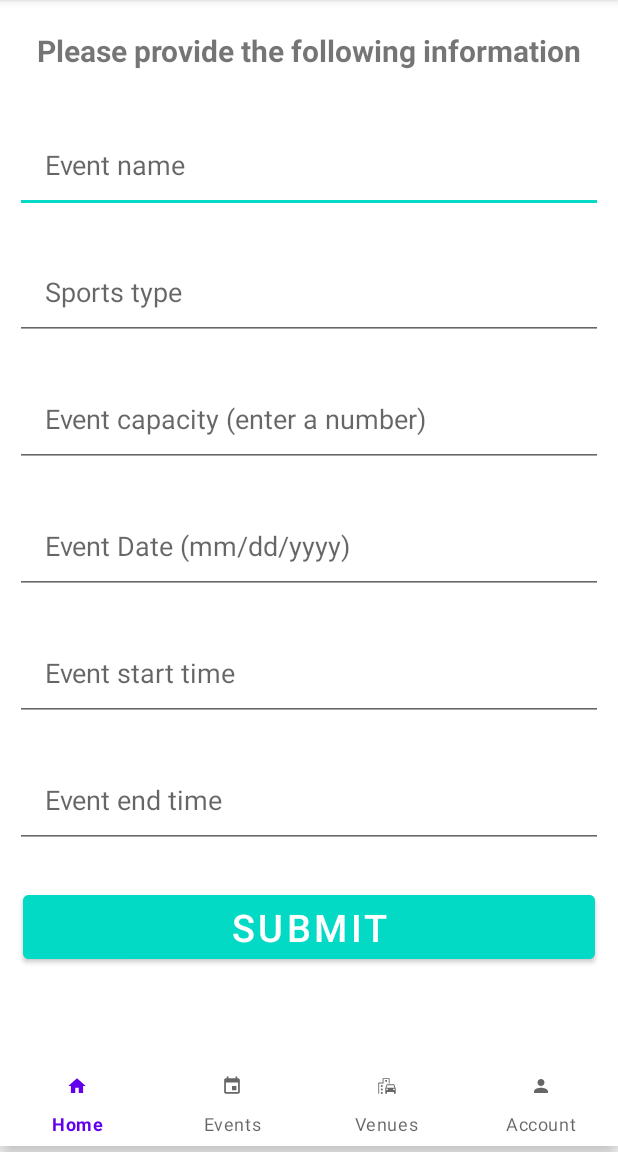
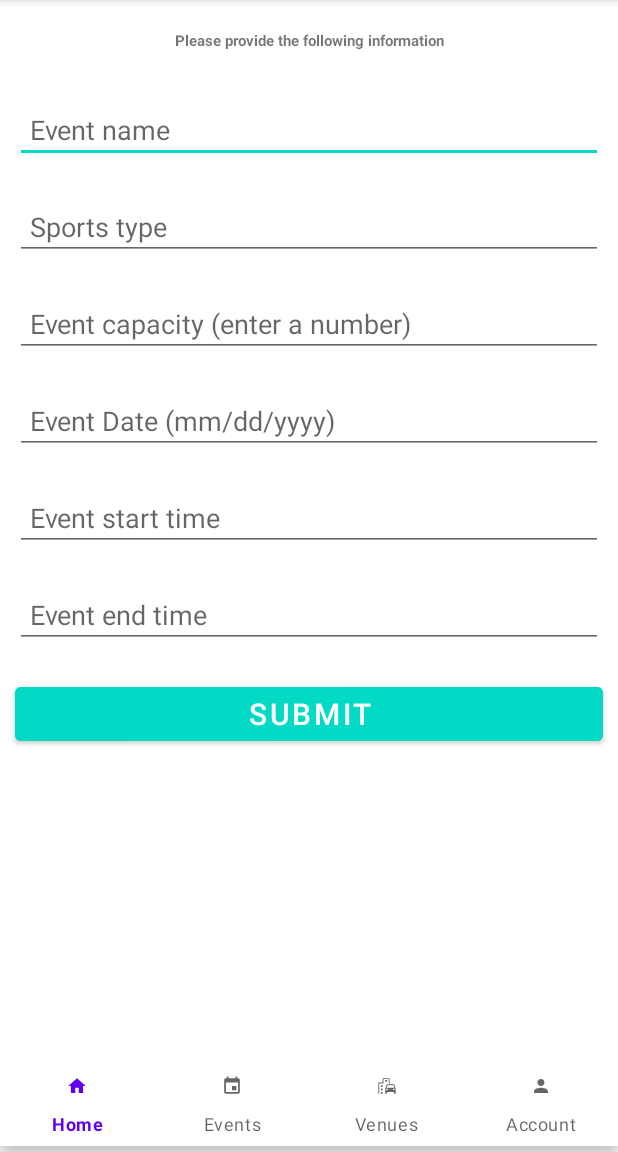
Before and after one commit to Jain-m3392/b07project, an Android app: the customerScheduleEvent screen opened directly, with no data from a screen before it, on a phone screen of 412 x 824 dp, the part 84-1236 px from its top. Run offline under Robolectric (Android 15) with nearby library versions, the phone set to English and light mode, and no system bars; our stand-ins replace Firebase (no records; nobody signed in at launch, a user with empty details on screens opened directly); 2 statements that could not run were skipped.

Commit message:
events view fixed

```diff
--- a/app/src/main/res/layout/activity_customer_schedule_event.xml
+++ b/app/src/main/res/layout/activity_customer_schedule_event.xml
@@ -18,7 +18,7 @@
         android:layout_width="match_parent"
         android:layout_height="wrap_content"
         android:text="Please provide the following information"
-        android:textSize="20dp"
+        android:textSize="10dp"
         android:textStyle="bold"
         android:gravity="center"
         android:layout_margin="20dp"/>
@@ -30,7 +30,7 @@
         android:layout_below="@id/scheduleEventText"
         android:hint="Event name"
         android:layout_margin="10dp"
-        android:padding="20dp"
+        android:padding="10dp"
         android:inputType="text"/>
 
     <EditText
@@ -40,7 +40,7 @@
         android:layout_below="@id/eventNameUpdate"
         android:hint="Sports type"
         android:layout_margin="10dp"
-        android:padding="20dp"
+        android:padding="10dp"
         android:inputType="text"/>
 
     <EditText
@@ -50,7 +50,7 @@
         android:layout_below="@id/eventSportsUpdate"
         android:hint="Event capacity (enter a number)"
         android:layout_margin="10dp"
-        android:padding="20dp"
+        android:padding="10dp"
         android:inputType="number"/>
 
     <EditText
@@ -60,7 +60,7 @@
         android:layout_below="@id/eventCapacityUpdate"
         android:hint="Event Date (mm/dd/yyyy)"
         android:layout_margin="10dp"
-        android:padding="20dp"
+        android:padding="10dp"
         android:inputType="date"/>
 
     <EditText
@@ -70,7 +70,7 @@
         android:layout_below="@id/eventDateUpdate"
         android:hint="Event start time"
         android:layout_margin="10dp"
-        android:padding="20dp"
+        android:padding="10dp"
         android:inputType="time"/>
 
     <EditText
@@ -80,7 +80,7 @@
         android:layout_below="@id/eventStartTimeUpdate"
         android:hint="Event end time"
         android:layout_margin="10dp"
-        android:padding="20dp"
+        android:padding="10dp"
         android:inputType="time"/>
 
     <Button
@@ -91,11 +91,11 @@
         android:layout_marginEnd="24dp"
         android:text="Submit"
         android:textAllCaps="true"
-        android:textSize="25dp"
+        android:textSize="20dp"
         android:layout_below="@id/eventEndTimeUpdate"
         android:layout_centerHorizontal="true"
         android:backgroundTint="@color/design_default_color_secondary"
-        android:layout_margin="15dp"/>
+        android:layout_margin="10dp"/>
 
 
     <!--        app:layout_constraintTop_toBottomOf="@+id/scheduleEventText" />-->
```
